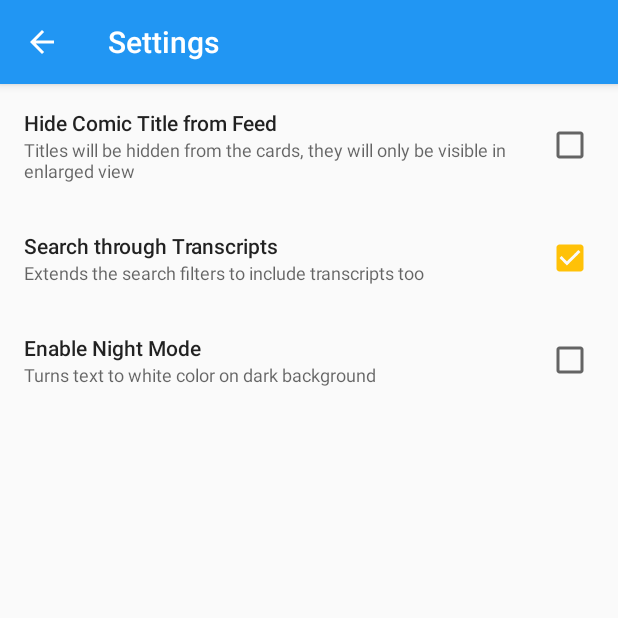
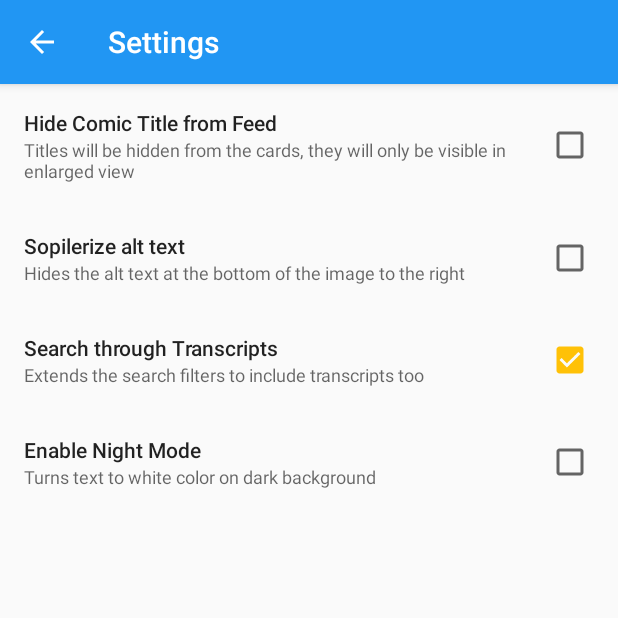
Before and after one commit to tanallnight/Blip, an Android app: the SettingsActivity screen opened directly, with no data from a screen before it, on a phone screen of 412 x 824 dp, the top half of it. Run offline under Robolectric (Android 15) with nearby library versions, the phone set to English and light mode, and no system bars.

Commit message:
Fixed issue #14 Added option to spoilerize alt text

```diff
--- a/app/src/main/java/com/tanmay/blip/activities/SettingsActivity.java
+++ b/app/src/main/java/com/tanmay/blip/activities/SettingsActivity.java
@@ -32,11 +32,11 @@ import com.tanmay.blip.utils.BlipUtils;
 public class SettingsActivity extends BaseActivity implements View.OnClickListener, CompoundButton.OnCheckedChangeListener {
 
 
-    private View hideTitleGroup, searchTranscriptGroup, nightModeGroup;
-    private AppCompatCheckBox hideTitle, searchTranscript, nightMode;
+    private View hideTitleGroup, searchTranscriptGroup, nightModeGroup, spoilerizeAltGroup;
+    private AppCompatCheckBox hideTitle, searchTranscript, nightMode, spoilerizeAlt;
     private SharedPrefs sharedPrefs;
-    private TextView hideTitleTitle, showTranscriptTitle, nightModeTitle;
-    private TextView hideTitleSubhead, showTranscriptSubhead, nightModeSubhead;
+    private TextView hideTitleTitle, showTranscriptTitle, nightModeTitle, spoilerizeAltTitle;
+    private TextView hideTitleSubhead, showTranscriptSubhead, nightModeSubhead, spoilerizeAltSubhead;
     private View parent;
 
     @Override
@@ -67,38 +67,47 @@ public class SettingsActivity extends BaseActivity implements View.OnClickListen
         hideTitleGroup = findViewById(R.id.hide_title_group);
         searchTranscriptGroup = findViewById(R.id.search_transcript_group);
         nightModeGroup = findViewById(R.id.night_mode_group);
+        spoilerizeAltGroup = findViewById(R.id.spoilerize_alt_group);
         hideTitle = (AppCompatCheckBox) findViewById(R.id.hide_title);
         searchTranscript = (AppCompatCheckBox) findViewById(R.id.search_transcript);
         nightMode = (AppCompatCheckBox) findViewById(R.id.night_mode);
+        spoilerizeAlt = (AppCompatCheckBox) findViewById(R.id.spoilerize_alt);
 
         hideTitleTitle = (TextView) findViewById(R.id.hide_title_title);
         showTranscriptTitle = (TextView) findViewById(R.id.search_transcript_title);
         nightModeTitle = (TextView) findViewById(R.id.night_mode_title);
+        spoilerizeAltTitle = (TextView) findViewById(R.id.spoilerize_alt_title);
         hideTitleSubhead = (TextView) findViewById(R.id.hide_title_subhead);
         showTranscriptSubhead = (TextView) findViewById(R.id.search_transcript_subhead);
         nightModeSubhead = (TextView) findViewById(R.id.night_mode_subhead);
+        spoilerizeAltSubhead = (TextView) findViewById(R.id.spoilerize_alt_subhead);
 
         parent = findViewById(R.id.parent);
 
         hideTitle.setChecked(sharedPrefs.isTitleHidden());
         searchTranscript.setChecked(sharedPrefs.transcriptSearchEnabled());
         nightMode.setChecked(sharedPrefs.isNightModeEnabled());
+        spoilerizeAlt.setChecked(sharedPrefs.isAltSpoilerized());
 
         hideTitleGroup.setOnClickListener(this);
         searchTranscriptGroup.setOnClickListener(this);
         nightModeGroup.setOnClickListener(this);
+        spoilerizeAltGroup.setOnClickListener(this);
         hideTitle.setOnCheckedChangeListener(this);
         searchTranscript.setOnCheckedChangeListener(this);
         nightMode.setOnCheckedChangeListener(this);
+        spoilerizeAlt.setOnCheckedChangeListener(this);
 
         if (sharedPrefs.isNightModeEnabled()) {
             parent.setBackgroundColor(getResources().getColor(R.color.primary_light_night));
             hideTitleTitle.setTextColor(getResources().getColor(android.R.color.white));
             showTranscriptTitle.setTextColor(getResources().getColor(android.R.color.white));
             nightModeTitle.setTextColor(getResources().getColor(android.R.color.white));
+            spoilerizeAltTitle.setTextColor(getResources().getColor(android.R.color.white));
             hideTitleSubhead.setTextColor(getResources().getColor(android.R.color.white));
             showTranscriptSubhead.setTextColor(getResources().getColor(android.R.color.white));
             nightModeSubhead.setTextColor(getResources().getColor(android.R.color.white));
+            spoilerizeAltSubhead.setTextColor(getResources().getColor(android.R.color.white));
             setStatusBarColor(R.color.primary_dark_night);
         }
 
@@ -120,6 +129,9 @@ public class SettingsActivity extends BaseActivity implements View.OnClickListen
                 nightMode.setChecked(!nightMode.isChecked());
                 BlipUtils.restartApp(this);
                 break;
+            case R.id.spoilerize_alt_group:
+                sharedPrefs.spoilerizeAlt(!spoilerizeAlt.isChecked());
+                spoilerizeAlt.setChecked(!spoilerizeAlt.isChecked());
         }
     }
 
@@ -136,6 +148,8 @@ public class SettingsActivity extends BaseActivity implements View.OnClickListen
                 sharedPrefs.nightModeEnabled(isChecked);
                 BlipUtils.restartApp(this);
                 break;
+            case R.id.spoilerize_alt:
+                sharedPrefs.spoilerizeAlt(isChecked);
         }
     }
 }
--- a/app/src/main/java/com/tanmay/blip/database/SharedPrefs.java
+++ b/app/src/main/java/com/tanmay/blip/database/SharedPrefs.java
@@ -86,4 +86,12 @@ public class SharedPrefs {
         return sharedPreferences.getBoolean("NIGHT_MODE", false);
     }
 
+    public void spoilerizeAlt(boolean enabled) {
+        sharedPreferences.edit().putBoolean("SPOILERIZE_ALT", enabled).apply();
+    }
+
+    public boolean isAltSpoilerized() {
+        return sharedPreferences.getBoolean("SPOILERIZE_ALT", false);
+    }
+
 }
--- a/app/src/main/res/layout/activity_settings.xml
+++ b/app/src/main/res/layout/activity_settings.xml
@@ -76,6 +76,45 @@
 
                 <android.support.v7.widget.AppCompatCheckBox
                     android:id="@+id/hide_title"
+                    android:layout_width="wrap_content"
+                    android:layout_height="wrap_content"
+                    android:layout_gravity="right|center_vertical" />
+
+            </FrameLayout>
+
+            <FrameLayout
+                android:id="@+id/spoilerize_alt_group"
+                android:layout_width="match_parent"
+                android:layout_height="wrap_content"
+                android:background="?attr/selectableItemBackground"
+                android:clickable="true"
+                android:padding="16dp">
+
+                <LinearLayout
+                    android:layout_width="match_parent"
+                    android:layout_height="wrap_content"
+                    android:orientation="vertical"
+                    android:paddingRight="54dp">
+
+                    <TextView
+                        android:id="@+id/spoilerize_alt_title"
+                        android:layout_width="wrap_content"
+                        android:layout_height="wrap_content"
+                        android:layout_gravity="center_vertical"
+                        android:text="@string/setting_spoilerize_alt"
+                        android:textAppearance="@style/TextAppearance.AppCompat.Body2" />
+
+                    <TextView
+                        android:id="@+id/spoilerize_alt_subhead"
+                        android:layout_width="wrap_content"
+                        android:layout_height="wrap_content"
+                        android:text="@string/setting_spoilerize_alt_subhead"
+                        android:textAppearance="@style/TextAppearance.AppCompat.Caption" />
+
+                </LinearLayout>
+
+                <android.support.v7.widget.AppCompatCheckBox
+                    android:id="@+id/spoilerize_alt"
                     android:layout_width="wrap_content"
                     android:layout_height="wrap_content"
                     android:layout_gravity="right|center_vertical" />
--- a/app/src/main/res/values/strings.xml
+++ b/app/src/main/res/values/strings.xml
@@ -45,5 +45,8 @@
     <string name="setting_search_transcript_subhead">Extends the search filters to include transcripts too</string>
     <string name="setting_night_mode">Enable Night Mode</string>
     <string name="setting_night_mode_subhead">Turns text to white color on dark background</string>
+    <string name="setting_spoilerize_alt">Sopilerize alt text</string>
+    <string name="setting_spoilerize_alt_subhead">Hides the alt text at the bottom of the image to the right</string>
     <string name="title_notification_new_comic">New xkcd Comic Posted!</string>
+    <string name="title_pager_alt_spoiler">SPOILERS</string>
 </resources>
```
Also changed, not shown: app/src/main/java/com/tanmay/blip/activities/SearchActivity.java (+13 -1 lines), app/src/main/java/com/tanmay/blip/fragments/FavouritesFragment.java (+13 -1 lines), app/src/main/java/com/tanmay/blip/fragments/FeedFragment.java (+13 -1 lines), app/src/main/java/com/tanmay/blip/fragments/RandomFragment.java (+14 -1 lines), app/src/main/res/layout/item_comic.xml (+3 -4 lines), 2 other files.
